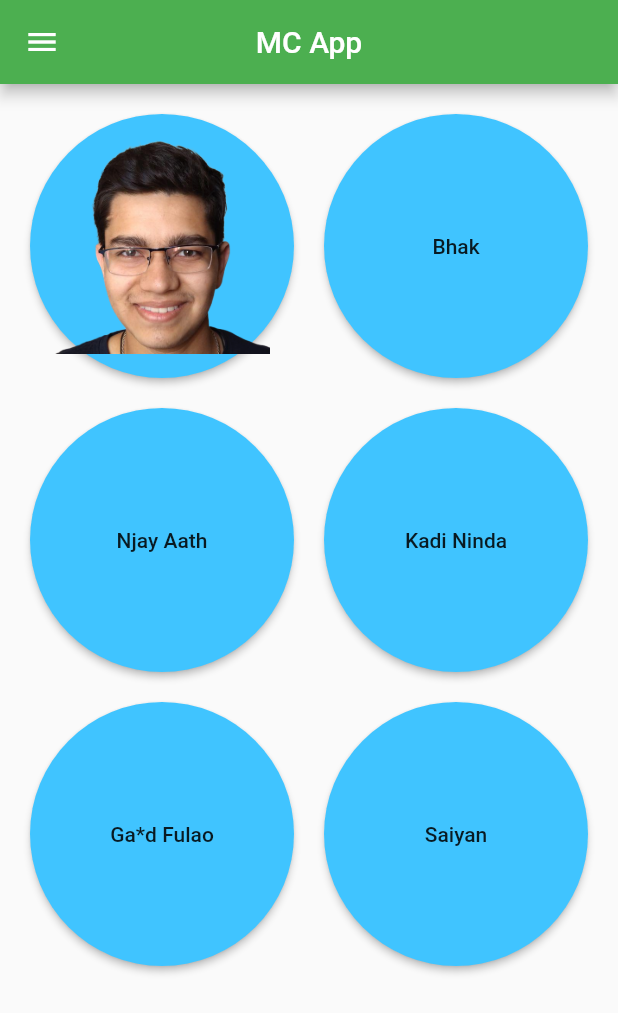
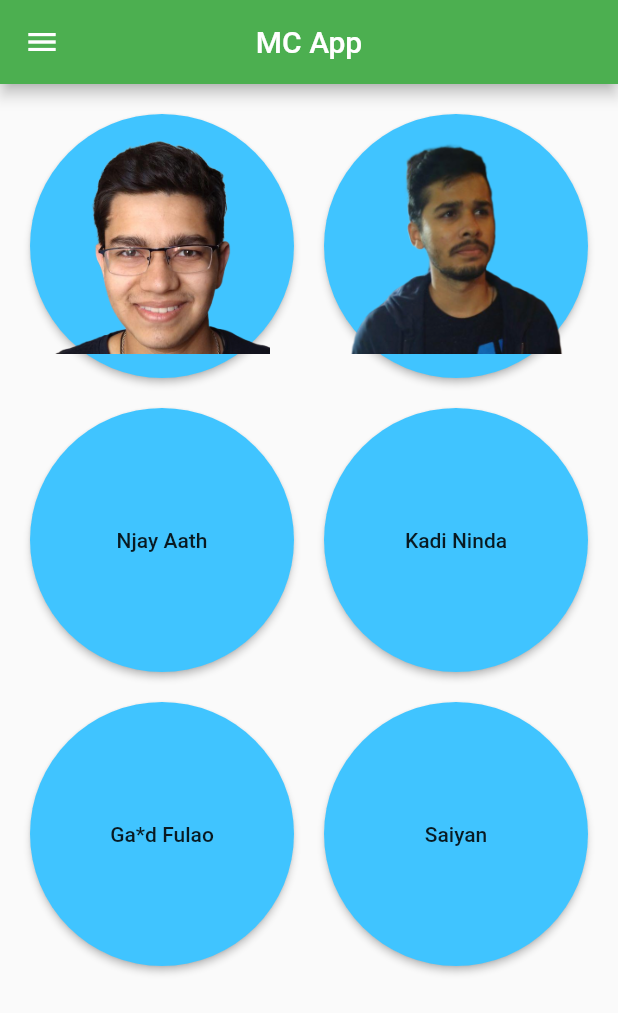
Before and after one commit to thecodepapaya/MC-App, a Flutter app: the screen it shows after launch, on a phone screen of 412 x 824 dp. Shown: the top 1013 px of the screen. Run offline on Flutter 3.47's test engine with Material 2 defaults, Android fonts, the phone set to English and light mode, and no system bars; our stand-ins replace audioplayers.

Commit message:
Added new image to button

```diff
--- a/lib/main.dart
+++ b/lib/main.dart
@@ -127,7 +127,7 @@ class _State extends State<McApp> {
             onPressed: playSoundMC,
           ),
           RaisedButton(
-            child: Text("Bhak"),
+            child: Image.asset('assets/icon/harsh_wtf.png'),
             shape: CircleBorder(),
             splashColor: Colors.black87,
             highlightElevation: 10,
--- a/pubspec.yaml
+++ b/pubspec.yaml
@@ -54,6 +54,7 @@ flutter:
    - assets/icon/yash_face-removebg.png
    - assets/icon/yash_funny_icon.png
    - assets/icon/test.jpg
+   - assets/icon/harsh_wtf.png
   #  - images/a_dot_ham.jpeg
 
   # An image asset can refer to one or more resolution-specific "variants", see
```
Also changed, not shown: assets/icon/harsh_wtf.png (added).
